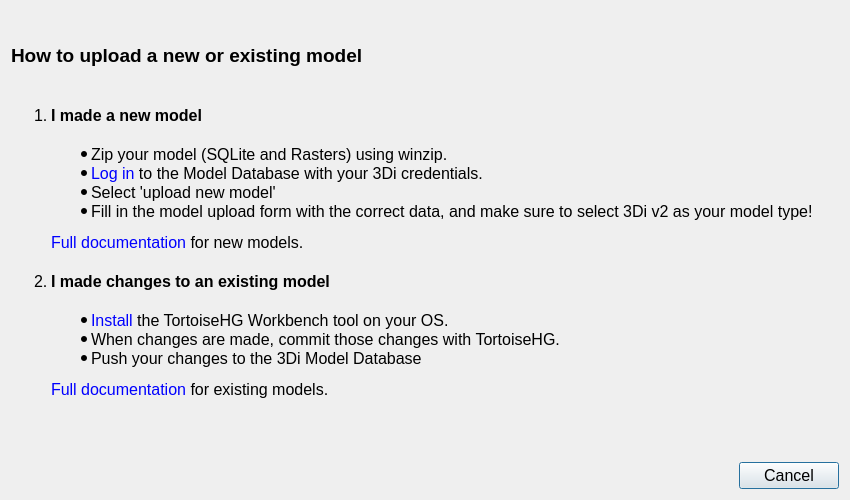
This is threedi_api_qgis_client/ui/upload_dialog.ui in nens/threedi-api-qgis-client as Qt 5 draws it before an edit. The edited form follows.
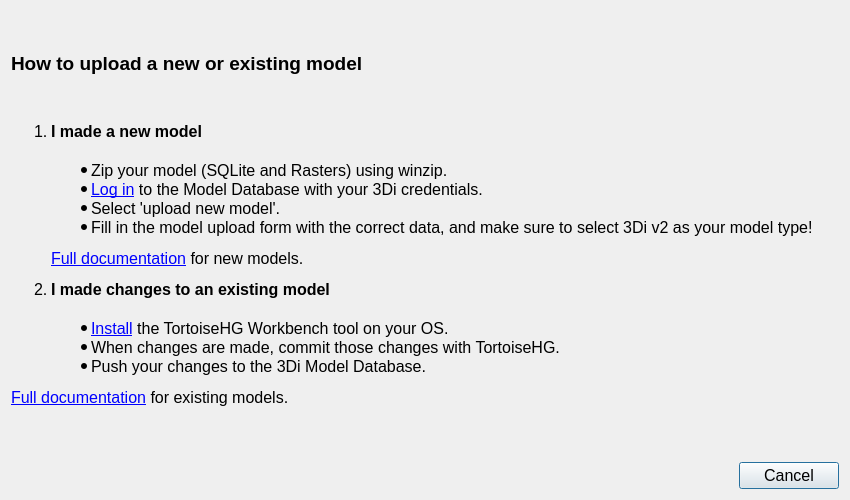
This is the edited form.

Diff of the .ui file:
```diff
--- a/threedi_api_qgis_client/ui/upload_dialog.ui
+++ b/threedi_api_qgis_client/ui/upload_dialog.ui
@@ -29,23 +29,7 @@
       </font>
      </property>
      <property name="text">
-      <string>&lt;ol&gt;
-&lt;li&gt;&lt;strong&gt;I made a new model&lt;/strong&gt;&lt;/li&gt;
-&lt;ul style=&quot;margin-top:20px&quot;&gt;
-&lt;li&gt;Zip your model (SQLite and Rasters) using winzip.&lt;/li&gt;
-&lt;li&gt;&lt;a href=&quot;http&quot; style=&quot;text-decoration: none&quot;&gt;Log in&lt;/a&gt; to the Model Database with your 3Di credentials.&lt;/li&gt;
-&lt;li&gt;Select 'upload new model'&lt;/li&gt;
-&lt;li&gt;Fill in the model upload form with the correct data, and make sure to select 3Di v2 as your model type!&lt;/li&gt;
-&lt;/ul&gt;
-  &lt;p style=&quot;margin-bottom: 20px&quot;&gt;&lt;a href=&quot;http&quot; style=&quot;text-decoration: none&quot;&gt;Full documentation&lt;/a&gt; for new models.&lt;/p&gt;
-&lt;li&gt;&lt;strong&gt;I made changes to an existing model&lt;/strong&gt;&lt;/li&gt;
-&lt;ul style=&quot;margin-top:20px&quot;&gt;
-&lt;li&gt;&lt;a href=&quot;http&quot; style=&quot;text-decoration: none&quot;&gt;Install&lt;/a&gt; the TortoiseHG Workbench tool on your OS.&lt;/li&gt;
-&lt;li&gt;When changes are made, commit those changes with TortoiseHG.&lt;/li&gt;
-&lt;li&gt;Push your changes to the 3Di Model Database&lt;/li&gt;
-&lt;/ul&gt;
-  &lt;p style=&quot;margin-bottom: 20px&quot;&gt;&lt;a href=&quot;http&quot; style=&quot;text-decoration: none&quot;&gt;Full documentation&lt;/a&gt; for existing models.&lt;/p&gt;
-&lt;/ol&gt;&lt;html&gt;&lt;head/&gt;&lt;body&gt;&lt;p&gt;&lt;br/&gt;&lt;/p&gt;&lt;/body&gt;&lt;/html&gt;</string>
+      <string>&lt;html&gt;&lt;head/&gt;&lt;body&gt;&lt;ol style=&quot;margin-top: 0px; margin-bottom: 0px; margin-left: 0px; margin-right: 0px; -qt-list-indent: 1;&quot;&gt;&lt;li style=&quot; margin-top:12px; margin-bottom:0px; margin-left:0px; margin-right:0px; -qt-block-indent:0; text-indent:0px;&quot;&gt;&lt;span style=&quot; font-weight:600;&quot;&gt;I made a new model&lt;/span&gt;&lt;/li&gt;&lt;ul style=&quot;margin-top: 0px; margin-bottom: 0px; margin-left: 0px; margin-right: 0px; -qt-list-indent: 2;&quot;&gt;&lt;li style=&quot; margin-top:20px; margin-bottom:0px; margin-left:0px; margin-right:0px; -qt-block-indent:0; text-indent:0px;&quot;&gt;Zip your model (SQLite and Rasters) using winzip.&lt;/li&gt;&lt;li style=&quot; margin-top:0px; margin-bottom:0px; margin-left:0px; margin-right:0px; -qt-block-indent:0; text-indent:0px;&quot;&gt;&lt;a href=&quot;http&quot;&gt;&lt;span style=&quot; color:#0000ff;&quot;&gt;Log in&lt;/span&gt;&lt;/a&gt; to the Model Database with your 3Di credentials.&lt;/li&gt;&lt;li style=&quot; margin-top:0px; margin-bottom:0px; margin-left:0px; margin-right:0px; -qt-block-indent:0; text-indent:0px;&quot;&gt;Select 'upload new model'.&lt;/li&gt;&lt;li style=&quot; margin-top:0px; margin-bottom:0px; margin-left:0px; margin-right:0px; -qt-block-indent:0; text-indent:0px;&quot;&gt;Fill in the model upload form with the correct data, and make sure to select 3Di v2 as your model type! &lt;/li&gt;&lt;/ul&gt;&lt;p&gt;&lt;a href=&quot;http&quot;&gt;&lt;span style=&quot; color:#0000ff;&quot;&gt;Full documentation&lt;/span&gt;&lt;/a&gt; for new models.&lt;/p&gt;&lt;li style=&quot; margin-top:0px; margin-bottom:0px; margin-left:0px; margin-right:0px; -qt-block-indent:0; text-indent:0px;&quot;&gt;&lt;span style=&quot; font-weight:600;&quot;&gt;I made changes to an existing model&lt;/span&gt;&lt;/li&gt;&lt;/ol&gt;&lt;ul style=&quot;margin-top: 0px; margin-bottom: 0px; margin-left: 0px; margin-right: 0px; -qt-list-indent: 2;&quot;&gt;&lt;li style=&quot; margin-top:20px; margin-bottom:0px; margin-left:0px; margin-right:0px; -qt-block-indent:0; text-indent:0px;&quot;&gt;&lt;a href=&quot;http&quot;&gt;&lt;span style=&quot; color:#0000ff;&quot;&gt;Install&lt;/span&gt;&lt;/a&gt; the TortoiseHG Workbench tool on your OS.&lt;/li&gt;&lt;li style=&quot; margin-top:0px; margin-bottom:0px; margin-left:0px; margin-right:0px; -qt-block-indent:0; text-indent:0px;&quot;&gt;When changes are made, commit those changes with TortoiseHG.&lt;/li&gt;&lt;li style=&quot; margin-top:0px; margin-bottom:0px; margin-left:0px; margin-right:0px; -qt-block-indent:0; text-indent:0px;&quot;&gt;Push your changes to the 3Di Model Database.&lt;/li&gt;&lt;/ul&gt;&lt;p&gt;&lt;a href=&quot;http&quot;&gt;&lt;span style=&quot; color:#0000ff;&quot;&gt;Full documentation&lt;/span&gt;&lt;/a&gt; for existing models.&lt;/p&gt;&lt;p&gt;&lt;br/&gt;&lt;/p&gt;&lt;/body&gt;&lt;/html&gt;</string>
      </property>
     </widget>
    </item>
```
